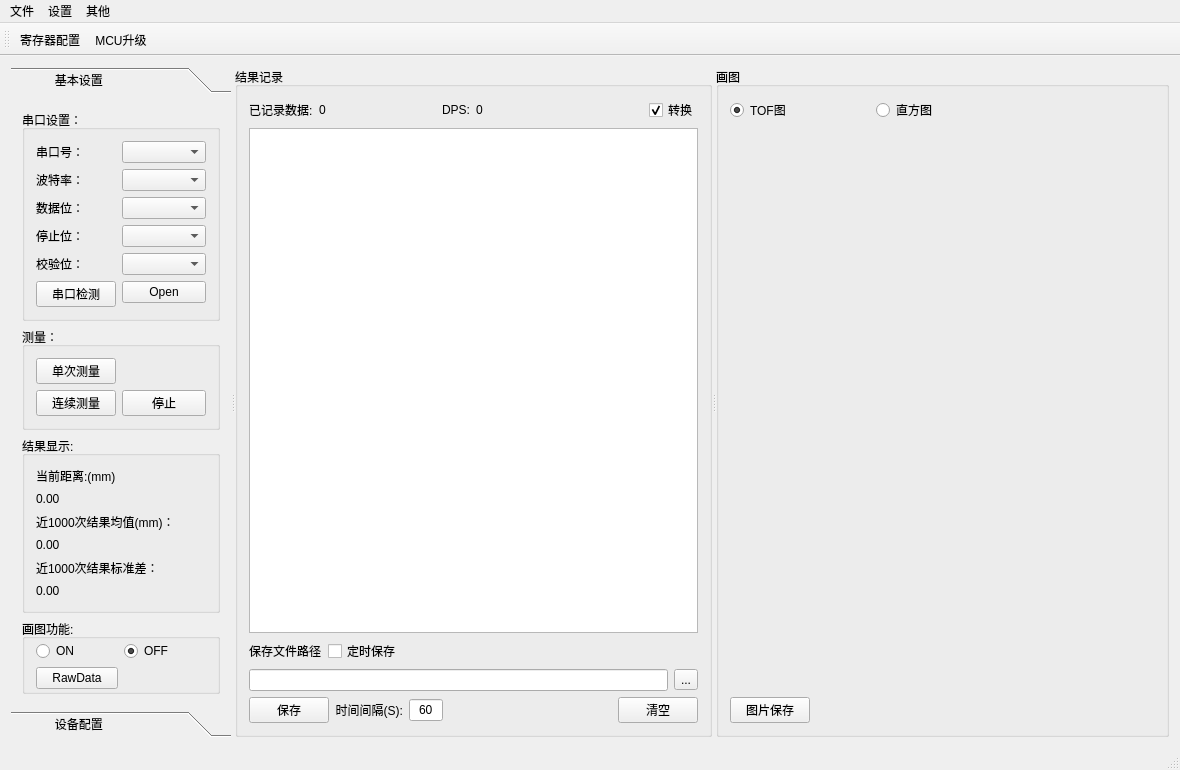
Above: mainwindow.ui from heathen557/vi4300 before the change. Below: the same form after it.
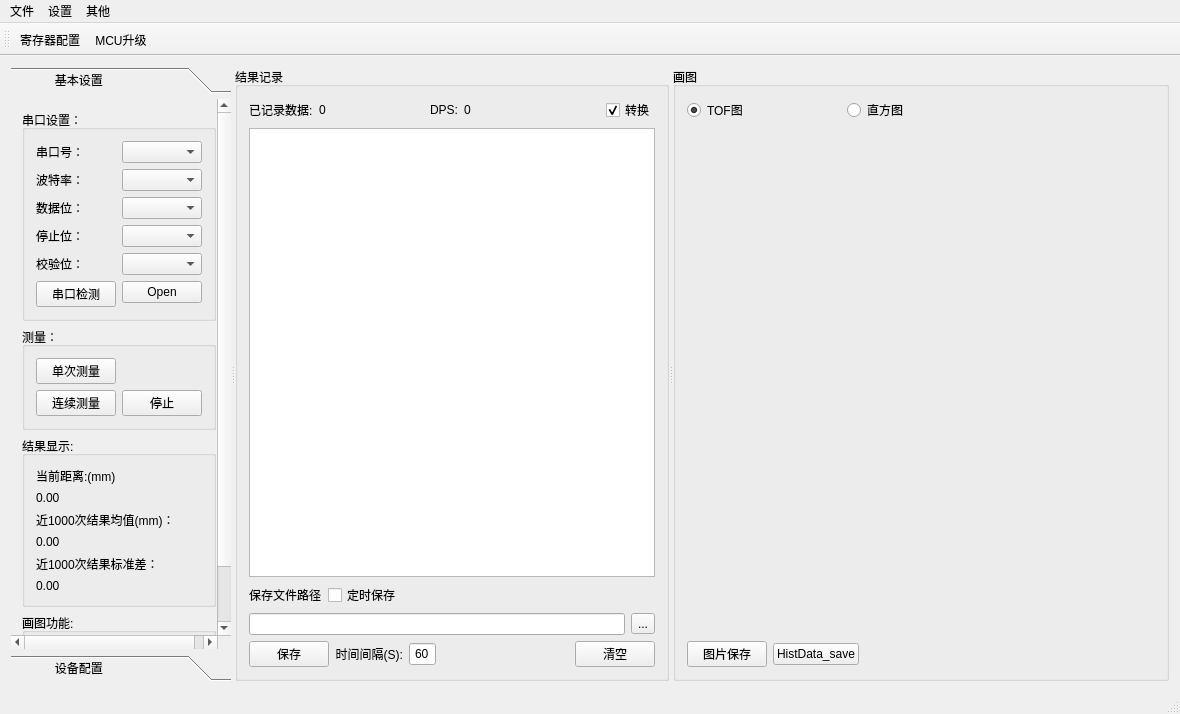
That is the form after the change. The open tabs and pages were chosen to show the change. Icons and pictures are not drawn. Custom widgets are drawn as their Qt base class.

What changed in the file:
```diff
--- a/mainwindow.ui
+++ b/mainwindow.ui
@@ -7,7 +7,7 @@
     <x>0</x>
     <y>0</y>
     <width>1180</width>
-    <height>770</height>
+    <height>714</height>
    </rect>
   </property>
   <property name="contextMenuPolicy">
@@ -56,7 +56,7 @@
           <x>0</x>
           <y>0</y>
           <width>220</width>
-          <height>617</height>
+          <height>565</height>
          </rect>
         </property>
         <property name="styleSheet">
@@ -935,7 +935,7 @@
          </widget>
         </item>
         <item row="2" column="0">
-         <layout class="QHBoxLayout" name="horizontalLayout_5" stretch="1,8">
+         <layout class="QHBoxLayout" name="horizontalLayout_5" stretch="1,0,8">
           <item>
            <widget class="QPushButton" name="savePicture_pushButton">
             <property name="text">
@@ -947,6 +947,17 @@
             </property>
            </widget>
           </item>
+          <item>
+           <widget class="QPushButton" name="HistogramData_pushButton">
+            <property name="text">
+             <string>HistData_save</string>
+            </property>
+            <property name="icon">
+             <iconset resource="img.qrc">
+              <normaloff>:/new/image/images/ccSave.png</normaloff>:/new/image/images/ccSave.png</iconset>
+            </property>
+           </widget>
+          </item>
           <item>
            <spacer name="horizontalSpacer_7">
             <property name="orientation">
```
Left out of the diff: 6 changed lines with no effect on the pictures.
